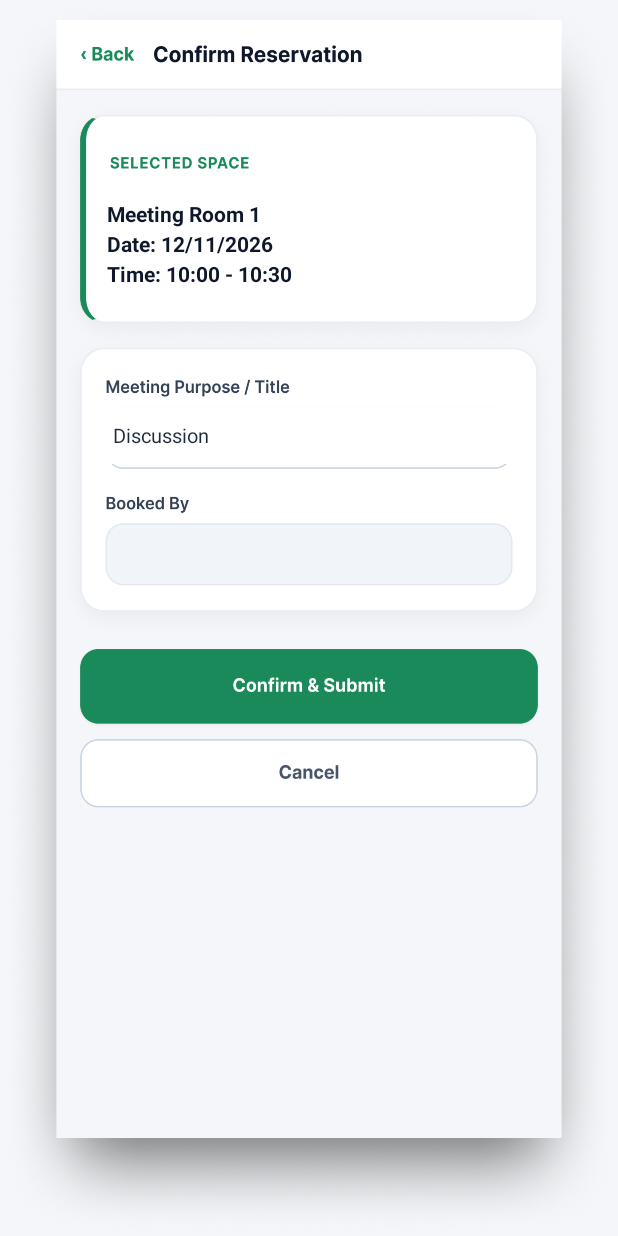
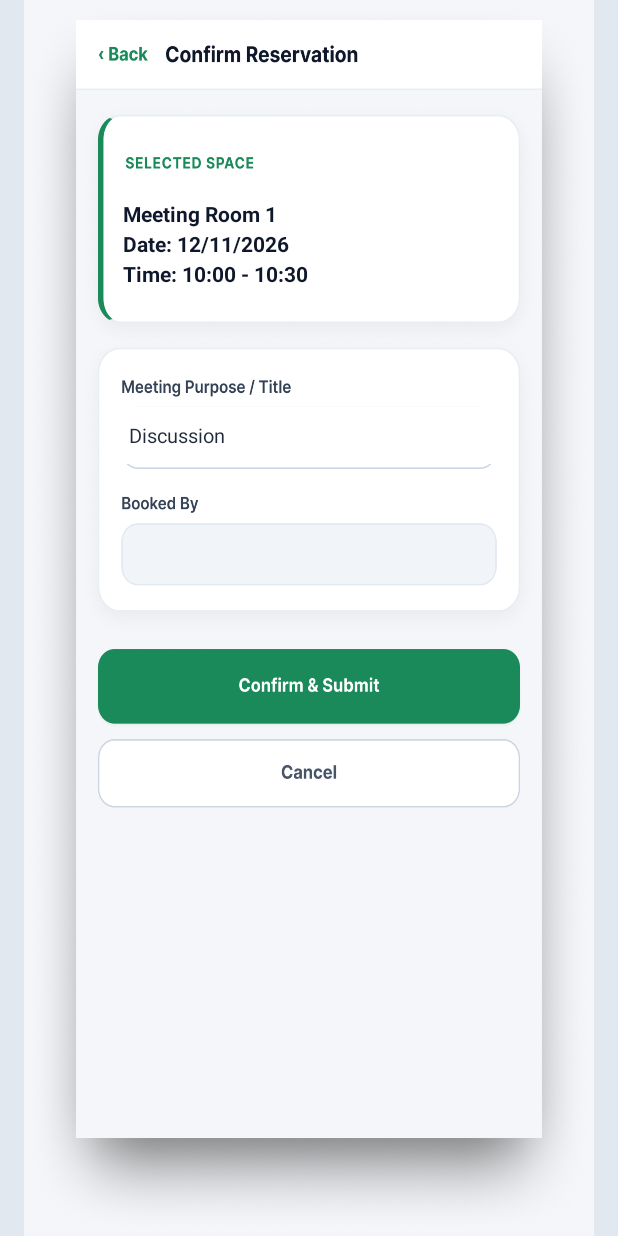
Before and after one commit to KaCFung/IMAT5052-2450-1316-Assessment1-20225566-BennyFung, an Android app: the BookingFormActivity screen opened directly, with no data from a screen before it, on a phone screen of 412 x 824 dp. Run offline under Robolectric (Android 15) with nearby library versions, the phone set to English and light mode, and no system bars.

Commit message:
version 1.9: modified the compatibility for different device. - updated all xml for compatibility - updated androidmanifest for blocking the resize of tablet procedure

```diff
--- a/app/src/main/res/layout/activity_booking_form.xml
+++ b/app/src/main/res/layout/activity_booking_form.xml
@@ -3,7 +3,19 @@
     xmlns:app="http://schemas.android.com/apk/res-auto"
     android:layout_width="match_parent"
     android:layout_height="match_parent"
-    android:background="#F4F6F9">
+    android:background="#E2E8F0">
+
+
+    <androidx.constraintlayout.widget.ConstraintLayout
+        android:id="@+id/phoneViewportContainer"
+        android:layout_width="0dp"
+        android:layout_height="0dp"
+        android:background="#F4F6F9"
+        app:layout_constraintBottom_toBottomOf="parent"
+        app:layout_constraintDimensionRatio="W,9:19.5"
+        app:layout_constraintEnd_toEndOf="parent"
+        app:layout_constraintStart_toStartOf="parent"
+        app:layout_constraintTop_toTopOf="parent">
 
         <ImageView
             android:id="@+id/ivBgForm"
@@ -62,10 +74,10 @@
             android:background="#FFFFFF"
             android:gravity="center_vertical|start"
             android:hint="e.g. Project Discussion"
-        android:text="Discussion"
             android:inputType="text"
             android:paddingStart="10dp"
             android:paddingEnd="10dp"
+            android:text="Discussion"
             android:textColor="#1E293B"
             android:textSize="13sp"
             app:layout_constraintBottom_toBottomOf="parent"
@@ -78,13 +90,10 @@
             app:layout_constraintWidth_percent="0.68" />
 
         <!-- Manager: dropdown list -->
-
-    <!-- Confirm & Submit Button -->
-
         <Spinner
             android:id="@+id/spBookedFor"
-        android:layout_width="289dp"
-        android:layout_height="44dp"
+            android:layout_width="0dp"
+            android:layout_height="0dp"
             android:background="#F8FAFC"
             android:visibility="visible"
             app:layout_constraintBottom_toBottomOf="parent"
@@ -96,6 +105,7 @@
             app:layout_constraintVertical_bias="0.447"
             app:layout_constraintWidth_percent="0.68" />
 
+        <!-- Confirm & Submit Button -->
         <Button
             android:id="@+id/btnSubmitBooking"
             android:layout_width="0dp"
@@ -110,3 +120,5 @@
             app:layout_constraintWidth_percent="0.76" />
 
     </androidx.constraintlayout.widget.ConstraintLayout>
+
+</androidx.constraintlayout.widget.ConstraintLayout>
```
Also changed, not shown: app/src/main/AndroidManifest.xml (+9 -1 lines), app/src/main/res/layout/activity_available_rooms.xml (+18 -6 lines), app/src/main/res/layout/activity_dashboard.xml (+14 -1 lines), app/src/main/res/layout/activity_feedback.xml (+14 -1 lines), app/src/main/res/layout/activity_main.xml (+15 -2 lines), app/src/main/res/layout/activity_manage_requests.xml (+14 -1 lines), app/src/main/res/layout/activity_my_bookings.xml (+14 -2 lines). Lines whose indentation alone changed are shown as unchanged.
